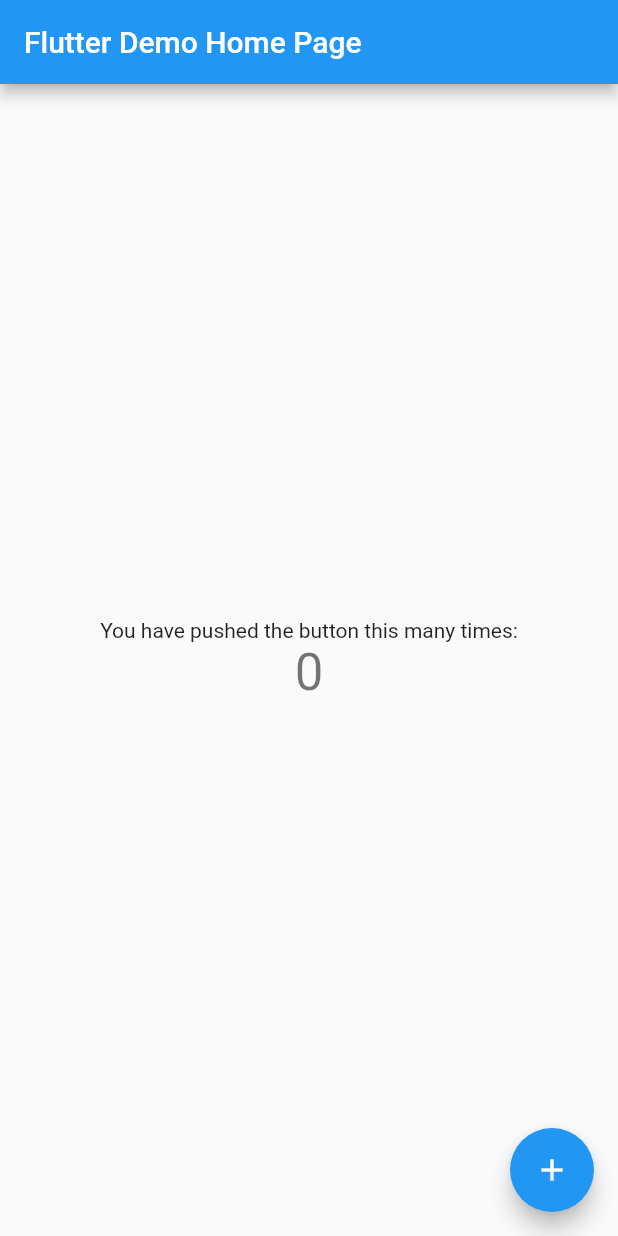
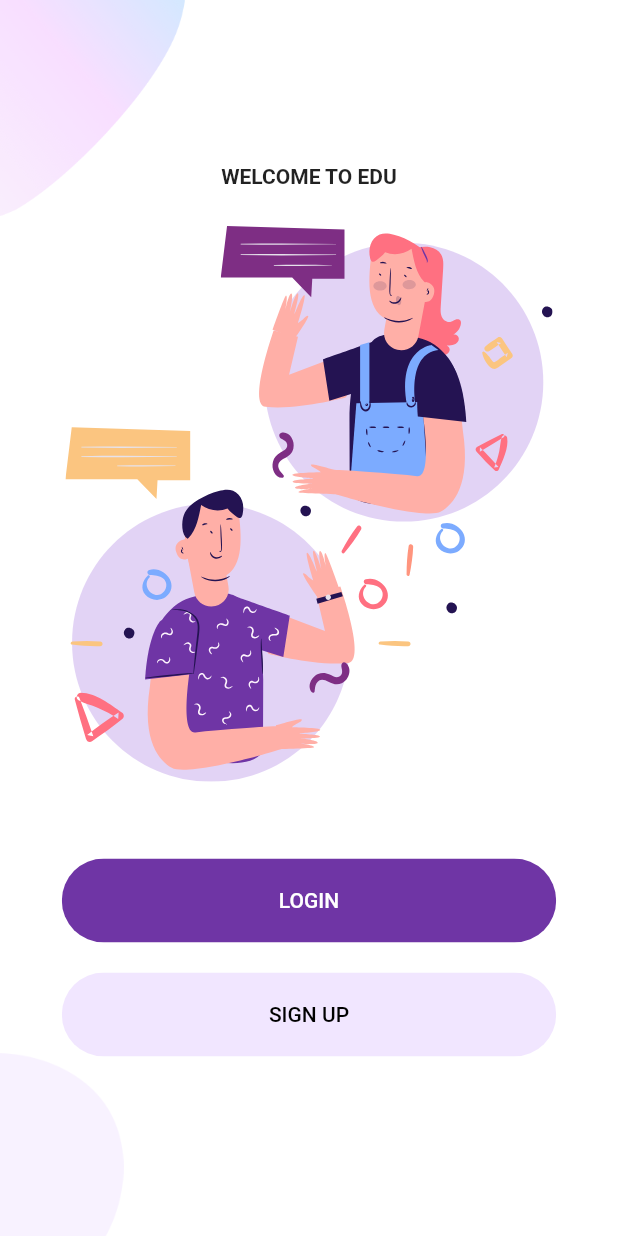
Before and after one commit to mazenshawky/Responsive-Auth-UI, a Flutter app: the screen it shows after launch, on a phone screen of 412 x 824 dp. Run offline on Flutter 3.47's test engine with Material 2 defaults, Android fonts, the phone set to English and light mode, and no system bars; our stand-ins replace flutter_svg.

Commit message:
Create welcome screen

```diff
--- /dev/null
+++ b/lib/components/rounded_button.dart
@@ -0,0 +1,44 @@
+import 'package:auth_ui/resources/media_query_values.dart';
+import 'package:flutter/material.dart';
+
+import '../resources/app_colors.dart';
+
+class RoundedButton extends StatelessWidget {
+  final String text;
+  final VoidCallback press;
+  final Color color, textColor;
+
+  const RoundedButton({
+    Key? key,
+    required this.text,
+    required this.press,
+    this.color = AppColors.kPrimaryColor,
+    this.textColor = Colors.white,
+  }) : super(key: key);
+
+  @override
+  Widget build(BuildContext context) {
+    return Container(
+      margin: const EdgeInsets.symmetric(vertical: 10),
+      width: context.width * 0.8,
+      child: ClipRRect(
+        borderRadius: BorderRadius.circular(29),
+        child: ElevatedButton(
+          onPressed: press,
+          style: ElevatedButton.styleFrom(
+            backgroundColor: color,
+            elevation: 0,
+            padding: const EdgeInsets.symmetric(
+              vertical: 20,
+              horizontal: 40,
+            ),
+          ),
+          child: Text(
+            text,
+            style: TextStyle(color: textColor),
+          ),
+        ),
+      ),
+    );
+  }
+}
--- a/lib/main.dart
+++ b/lib/main.dart
@@ -1,3 +1,5 @@
+import 'package:auth_ui/resources/app_colors.dart';
+import 'package:auth_ui/screens/welcome/welcome_screen.dart';
 import 'package:flutter/material.dart';
 
 void main() {
@@ -7,109 +9,16 @@ void main() {
 class MyApp extends StatelessWidget {
   const MyApp({super.key});
 
-  // This widget is the root of your application.
   @override
   Widget build(BuildContext context) {
     return MaterialApp(
-      title: 'Flutter Demo',
+      debugShowCheckedModeBanner: false,
+      title: 'Flutter Auth',
       theme: ThemeData(
-        // This is the theme of your application.
-        //
-        // Try running your application with "flutter run". You'll see the
-        // application has a blue toolbar. Then, without quitting the app, try
-        // changing the primarySwatch below to Colors.green and then invoke
-        // "hot reload" (press "r" in the console where you ran "flutter run",
-        // or simply save your changes to "hot reload" in a Flutter IDE).
-        // Notice that the counter didn't reset back to zero; the application
-        // is not restarted.
-        primarySwatch: Colors.blue,
+        primaryColor: AppColors.kPrimaryColor,
+        scaffoldBackgroundColor: Colors.white,
       ),
-      home: const MyHomePage(title: 'Flutter Demo Home Page'),
+      home: const WelcomeScreen(),
     );
   }
 }
-
-class MyHomePage extends StatefulWidget {
-  const MyHomePage({super.key, required this.title});
-
-  // This widget is the home page of your application. It is stateful, meaning
-  // that it has a State object (defined below) that contains fields that affect
-  // how it looks.
-
-  // This class is the configuration for the state. It holds the values (in this
-  // case the title) provided by the parent (in this case the App widget) and
-  // used by the build method of the State. Fields in a Widget subclass are
-  // always marked "final".
-
-  final String title;
-
-  @override
-  State<MyHomePage> createState() => _MyHomePageState();
-}
-
-class _MyHomePageState extends State<MyHomePage> {
-  int _counter = 0;
-
-  void _incrementCounter() {
-    setState(() {
-      // This call to setState tells the Flutter framework that something has
-      // changed in this State, which causes it to rerun the build method below
-      // so that the display can reflect the updated values. If we changed
-      // _counter without calling setState(), then the build method would not be
-      // called again, and so nothing would appear to happen.
-      _counter++;
-    });
-  }
-
-  @override
-  Widget build(BuildContext context) {
-    // This method is rerun every time setState is called, for instance as done
-    // by the _incrementCounter method above.
-    //
-    // The Flutter framework has been optimized to make rerunning build methods
-    // fast, so that you can just rebuild anything that needs updating rather
-    // than having to individually change instances of widgets.
-    return Scaffold(
-      appBar: AppBar(
-        // Here we take the value from the MyHomePage object that was created by
-        // the App.build method, and use it to set our appbar title.
-        title: Text(widget.title),
-      ),
-      body: Center(
-        // Center is a layout widget. It takes a single child and positions it
-        // in the middle of the parent.
-        child: Column(
-          // Column is also a layout widget. It takes a list of children and
-          // arranges them vertically. By default, it sizes itself to fit its
-          // children horizontally, and tries to be as tall as its parent.
-          //
-          // Invoke "debug painting" (press "p" in the console, choose the
-          // "Toggle Debug Paint" action from the Flutter Inspector in Android
-          // Studio, or the "Toggle Debug Paint" command in Visual Studio Code)
-          // to see the wireframe for each widget.
-          //
-          // Column has various properties to control how it sizes itself and
-          // how it positions its children. Here we use mainAxisAlignment to
-          // center the children vertically; the main axis here is the vertical
-          // axis because Columns are vertical (the cross axis would be
-          // horizontal).
-          mainAxisAlignment: MainAxisAlignment.center,
-          children: <Widget>[
-            const Text(
-              'You have pushed the button this many times:',
-            ),
-            Text(
-              '$_counter',
-              style: Theme.of(context).textTheme.headline4,
-            ),
-          ],
-        ),
-      ),
-      floatingActionButton: FloatingActionButton(
-        onPressed: _incrementCounter,
-        tooltip: 'Increment',
-        child: const Icon(Icons.add),
-      ), // This trailing comma makes auto-formatting nicer for build methods.
-    );
-  }
-}
--- /dev/null
+++ b/lib/resources/app_assets.dart
@@ -0,0 +1,11 @@
+const String imagePath = "assets/images";
+const String iconPath = "assets/icons";
+
+class ImageAssets {
+  static const String mainTop = "$imagePath/main_top.png";
+  static const String mainBottom = "$imagePath/main_bottom.png";
+}
+
+class IconAssets {
+  static const String chat = "$iconPath/chat.svg";
+}
--- /dev/null
+++ b/lib/resources/app_colors.dart
@@ -0,0 +1,6 @@
+import 'package:flutter/material.dart';
+
+class AppColors {
+  static const Color kPrimaryColor = Color(0xFF6F35A5);
+  static const Color kPrimaryLightColor = Color(0xFFF1E6FF);
+}
--- /dev/null
+++ b/lib/resources/media_query_values.dart
@@ -0,0 +1,6 @@
+import 'package:flutter/material.dart';
+
+extension MediaQueryValues on BuildContext {
+  double get height => MediaQuery.of(this).size.height;
+  double get width => MediaQuery.of(this).size.width;
+}
--- /dev/null
+++ b/lib/screens/login/login_screen.dart
@@ -0,0 +1,10 @@
+import 'package:flutter/material.dart';
+
+class LoginScreen extends StatelessWidget {
+  const LoginScreen({super.key});
+
+  @override
+  Widget build(BuildContext context) {
+    return Scaffold();
+  }
+}
--- /dev/null
+++ b/lib/screens/welcome/components/background.dart
@@ -0,0 +1,42 @@
+import 'package:flutter/material.dart';
+import 'package:auth_ui/resources/media_query_values.dart';
+import 'package:auth_ui/resources/app_assets.dart';
+
+class Background extends StatelessWidget {
+  final Widget child;
+
+  const Background({
+    Key? key,
+    required this.child,
+  }) : super(key: key);
+
+  @override
+  Widget build(BuildContext context) {
+    return SizedBox(
+      height: context.height,
+      width: double.infinity,
+      child: Stack(
+        alignment: Alignment.center,
+        children: [
+          Positioned(
+            top: 0,
+            left: 0,
+            child: Image.asset(
+              ImageAssets.mainTop,
+              width: context.width * 0.3,
+            ),
+          ),
+          Positioned(
+            bottom: 0,
+            left: 0,
+            child: Image.asset(
+              ImageAssets.mainBottom,
+              width: context.width * 0.2,
+            ),
+          ),
+          child,
+        ],
+      ),
+    );
+  }
+}
--- /dev/null
+++ b/lib/screens/welcome/components/body.dart
@@ -0,0 +1,53 @@
+import 'package:auth_ui/resources/app_assets.dart';
+import 'package:auth_ui/resources/app_colors.dart';
+import 'package:auth_ui/resources/media_query_values.dart';
+import 'package:auth_ui/screens/login/login_screen.dart';
+import 'package:auth_ui/screens/welcome/components/background.dart';
+import 'package:flutter/material.dart';
+import 'package:flutter_svg/flutter_svg.dart';
+
+import '../../../components/rounded_button.dart';
+
+class Body extends StatelessWidget {
+  const Body({super.key});
+
+  @override
+  Widget build(BuildContext context) {
+    return Background(
+      child: SingleChildScrollView(
+        child: Column(
+          mainAxisAlignment: MainAxisAlignment.center,
+          children: [
+            const Text(
+              'WELCOME TO EDU',
+              style: TextStyle(fontWeight: FontWeight.bold),
+            ),
+            SizedBox(height: context.height * 0.03),
+            SvgPicture.asset(
+              IconAssets.chat,
+              height: context.height * 0.45,
+            ),
+            SizedBox(height: context.height * 0.05),
+            RoundedButton(
+              text: 'LOGIN',
+              press: () {
+                Navigator.push(
+                  context,
+                  MaterialPageRoute(
+                    builder: (context) => const LoginScreen(),
+                  ),
+                );
+              },
+            ),
+            RoundedButton(
+              text: 'SIGN UP',
+              color: AppColors.kPrimaryLightColor,
+              textColor: Colors.black,
+              press: () {},
+            ),
+          ],
+        ),
+      ),
+    );
+  }
+}
--- /dev/null
+++ b/lib/screens/welcome/welcome_screen.dart
@@ -0,0 +1,13 @@
+import 'package:auth_ui/screens/welcome/components/body.dart';
+import 'package:flutter/material.dart';
+
+class WelcomeScreen extends StatelessWidget {
+  const WelcomeScreen({super.key});
+
+  @override
+  Widget build(BuildContext context) {
+    return const Scaffold(
+      body: Body(),
+    );
+  }
+}
```
